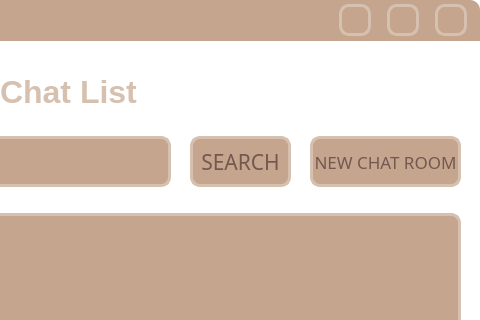
First picture: the form in ClientApp/chatlistwidget.ui, repository hyeonjeong1234/qt-chat-project, before the edit; both pictures show x 320 to 800 and y 0 to 320 of the 800 by 641 pixel window.
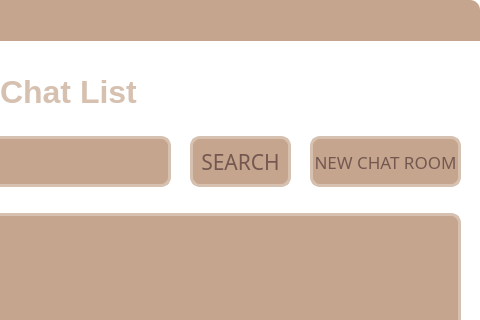
Second picture: the form after the edit. Icons and pictures are not drawn.

Diff of the .ui file:
```diff
--- a/ClientApp/chatlistwidget.ui
+++ b/ClientApp/chatlistwidget.ui
@@ -188,7 +188,7 @@
   <widget class="QPushButton" name="pushButton_5">
    <property name="geometry">
     <rect>
-     <x>659</x>
+     <x>675</x>
      <y>4</y>
      <width>32</width>
      <height>32</height>
@@ -206,17 +206,21 @@
    <property name="styleSheet">
     <string notr="true">QPushButton{
 	font: 16pt &quot;BM JUA_TTF&quot;;
-	background-color: rgb(197, 165, 142);
+	
+	background-color:  transparent;
+	background-repeat: no-repeat;
+    background-position: center;
+	
+	background-image: url(:/window_icons/_mid.png);
 	border: none;
 	border-radius:10px;
 	
 	color: rgb(116, 88, 80);
 	
-    border-left: 3px solid rgb(214, 192, 175);
-	border-right: 3px solid rgb(214, 192, 175);
-	border-bottom: 3px solid rgb(214, 192, 175);
-	border-top: 3px solid rgb(214, 192, 175);
-
+    border-left: 0px solid rgb(214, 192, 175);
+	border-right: 0px solid rgb(214, 192, 175);
+	border-bottom: 0px solid rgb(214, 192, 175);
+	border-top: 0px solid rgb(214, 192, 175);
 }
 
 QPushButton:hover{
@@ -247,7 +251,7 @@
   <widget class="QPushButton" name="pushButton_4">
    <property name="geometry">
     <rect>
-     <x>707</x>
+     <x>715</x>
      <y>4</y>
      <width>32</width>
      <height>32</height>
@@ -265,17 +269,22 @@
    <property name="styleSheet">
     <string notr="true">QPushButton{
 	font: 16pt &quot;BM JUA_TTF&quot;;
-	background-color: rgb(197, 165, 142);
+	
+	background-color:  transparent;
+	background-repeat: no-repeat;
+    background-position: center;
+	
+	background-image:url(:/window_icons/size_mid.png);
+
 	border: none;
 	border-radius:10px;
 	
 	color: rgb(116, 88, 80);
 	
-    border-left: 3px solid rgb(214, 192, 175);
-	border-right: 3px solid rgb(214, 192, 175);
-	border-bottom: 3px solid rgb(214, 192, 175);
-	border-top: 3px solid rgb(214, 192, 175);
-
+    border-left: 0px solid rgb(214, 192, 175);
+	border-right: 0px solid rgb(214, 192, 175);
+	border-bottom: 0px solid rgb(214, 192, 175);
+	border-top: 0px solid rgb(214, 192, 175);
 }
 
 QPushButton:hover{
@@ -351,17 +360,22 @@
    <property name="styleSheet">
     <string notr="true">QPushButton{
 	font: 16pt &quot;BM JUA_TTF&quot;;
-	background-color: rgb(197, 165, 142);
+	
+	background-color:  transparent;
+	background-repeat: no-repeat;
+    background-position: center;
+	
+	background-image:url(:/window_icons/close_mid.png);
+
 	border: none;
-	border-radius: 10px;
+	border-radius:10px;
 	
 	color: rgb(116, 88, 80);
 	
-    border-left: 3px solid rgb(214, 192, 175);
-	border-right: 3px solid rgb(214, 192, 175);
-	border-bottom: 3px solid rgb(214, 192, 175);
-	border-top: 3px solid rgb(214, 192, 175);
-
+    border-left: 0px solid rgb(214, 192, 175);
+	border-right: 0px solid rgb(214, 192, 175);
+	border-bottom: 0px solid rgb(214, 192, 175);
+	border-top: 0px solid rgb(214, 192, 175);
 }
 
 QPushButton:hover{
```
Left out of the diff: 69 changed lines with no effect on the pictures.
